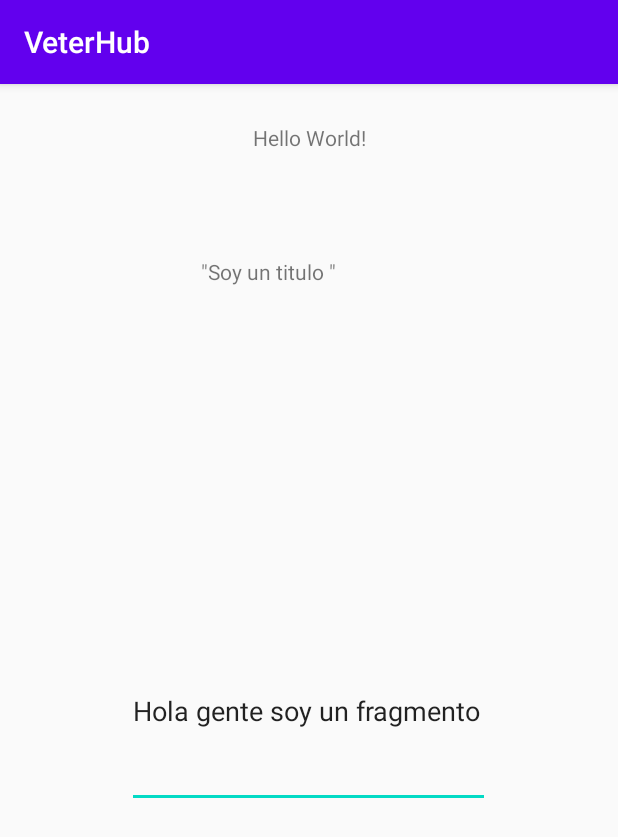
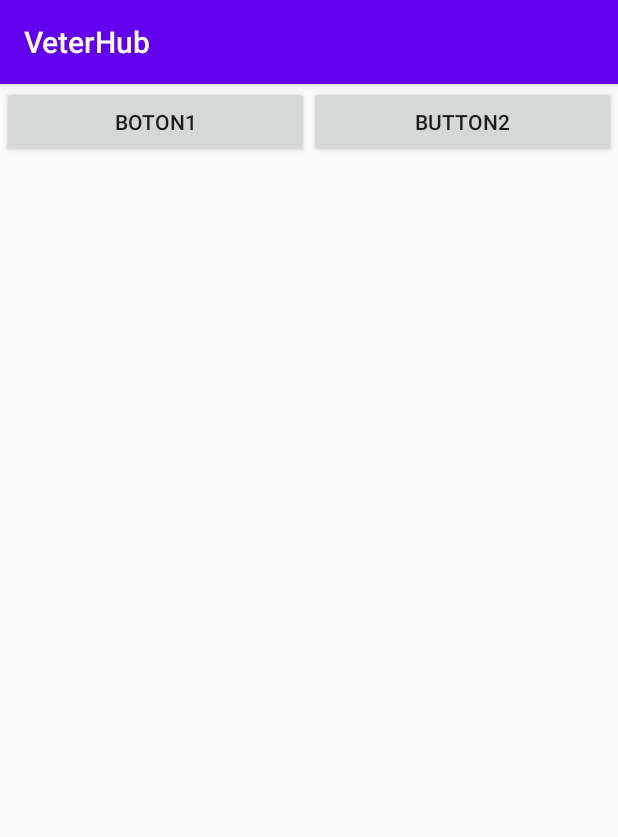
Before and after one commit to matiasErenchun/ProyectoTecnologiasMoviles-, an Android app: the screen it shows after launch (MainActivity), on a phone screen of 412 x 824 dp. Shown: the top 837 px of the screen. Run offline under Robolectric (Android 15) with nearby library versions, the phone set to English and light mode, and no system bars.

Commit message:
ahora si

```diff
--- a/app/build.gradle
+++ b/app/build.gradle
@@ -40,6 +40,7 @@ dependencies {
     implementation 'com.android.support:support-v4:28.0.0'
     implementation 'android.arch.lifecycle:livedata:1.1.1'
     implementation 'android.arch.lifecycle:viewmodel:1.1.1'
+    implementation 'com.android.support:design:28.0.0'
     testImplementation 'junit:junit:4.+'
     androidTestImplementation 'com.android.support.test:runner:1.0.2'
     androidTestImplementation 'com.android.support.test.espresso:espresso-core:3.0.2'
--- a/app/src/main/res/layout/activity_main.xml
+++ b/app/src/main/res/layout/activity_main.xml
@@ -4,41 +4,44 @@
     xmlns:tools="http://schemas.android.com/tools"
     android:layout_width="match_parent"
     android:layout_height="match_parent"
-    tools:context=".MainActivity">
-
-    <TextView
-        android:id="@+id/textView"
-        android:layout_width="wrap_content"
-        android:layout_height="wrap_content"
-        android:text="Hello World!"
-        app:layout_constraintBottom_toBottomOf="parent"
-        app:layout_constraintLeft_toLeftOf="parent"
-        app:layout_constraintRight_toRightOf="parent"
-        app:layout_constraintTop_toTopOf="parent"
-        app:layout_constraintVertical_bias="0.035" />
+    tools:context=".MainActivity"
+    android:orientation="vertical">
 
     <LinearLayout
-        android:id="@+id/container"
-        android:layout_width="397dp"
-        android:layout_height="606dp"
+        android:id="@+id/cajaGrande"
+        android:layout_width="match_parent"
+        android:layout_height="match_parent"
         android:layout_marginStart="1dp"
-        android:layout_marginTop="24dp"
+        android:layout_marginTop="1dp"
         android:layout_marginEnd="1dp"
         android:layout_marginBottom="1dp"
-        android:orientation="vertical"
+        android:orientation="horizontal"
         app:layout_constraintBottom_toBottomOf="parent"
         app:layout_constraintEnd_toEndOf="parent"
         app:layout_constraintStart_toStartOf="parent"
-        app:layout_constraintTop_toBottomOf="@+id/textView">
+        app:layout_constraintTop_toTopOf="parent">
 
-        <fragment
-            android:id="@+id/frament"
-            android:name="com.example.VeterHub.FragmentExample"
-            class="com.example.VeterHub.FragmentExample"
-            android:layout_width="match_parent"
-            android:layout_height="match_parent"
-            tools:layout="@layout/fragment_example_fragment" />
+            <Button
+                android:id="@+id/Boton1"
+                android:layout_width="wrap_content"
+                android:layout_height="wrap_content"
+                android:layout_weight="1"
+                android:text="Boton1"
+                android:onClick="onClick"/>
 
+            <Button
+                android:id="@+id/Button2"
+                android:layout_width="wrap_content"
+                android:layout_height="wrap_content"
+                android:layout_weight="1"
+                android:text="Button2"
+                android:onClick="onClick"/>
     </LinearLayout>
 
+    <FrameLayout
+        android:id="@+id/containerFragment"
+        android:layout_width="match_parent"
+        android:layout_height="match_parent"
+        android:layout_margin="5dp" />
+
 </android.support.constraint.ConstraintLayout>
--- a/app/src/main/res/layout/fragment_example_fragment.xml
+++ b/app/src/main/res/layout/fragment_example_fragment.xml
@@ -5,14 +5,30 @@
     android:layout_height="match_parent"
     tools:context=".FragmentExample">
 
+    <LinearLayout
+        android:id="@+id/cajaGrandeFragment"
+        android:layout_width="match_parent"
+        android:layout_height="match_parent"
+        android:orientation="vertical">
+
         <TextView
-        android:layout_width="match_parent"
-        android:layout_height="match_parent" />
+            android:id="@+id/titleView"
+            android:layout_width="144dp"
+            android:layout_height="80dp"
+            android:layout_gravity="center"
+            android:layout_marginTop="50dp"
+            android:layout_marginBottom="200dp"
+            android:background="#009688"
+            android:fontFamily="sans-serif-black"
+            android:text='"Soy un titulo "'
+            android:textAlignment="center"
+            android:textSize="20sp"
+            android:textStyle="bold" />
 
         <EditText
             android:id="@+id/editTextTextPersonName2"
-        android:layout_width="242dp"
-        android:layout_height="129dp"
+            android:layout_width="match_parent"
+            android:layout_height="50dp"
             android:layout_gravity="center"
             android:ems="10"
             android:inputType="textPersonName"
@@ -21,12 +37,6 @@
             android:rotationY="0"
             android:text="Hola gente soy un fragmento"
             android:visibility="visible" />
-
-    <TextView
-        android:id="@+id/titleView"
-        android:layout_width="144dp"
-        android:layout_height="65dp"
-        android:layout_gravity="center_horizontal"
-        android:text='"Soy un titulo "' />
+    </LinearLayout>
 
 </FrameLayout>
--- a/app/src/main/res/values/strings.xml
+++ b/app/src/main/res/values/strings.xml
@@ -1,3 +1,5 @@
 <resources>
     <string name="app_name">VeterHub</string>
+    <!-- TODO: Remove or change this placeholder text -->
+    <string name="hello_blank_fragment">Hello blank fragment</string>
 </resources>
```
Also changed, not shown: app/src/main/java/com/example/VeterHub/MainActivity.kt (+27 -2 lines), app/src/main/res/layout/fragment_fragmento2.xml (+19 -3 lines). Lines whose indentation alone changed are shown as unchanged.
